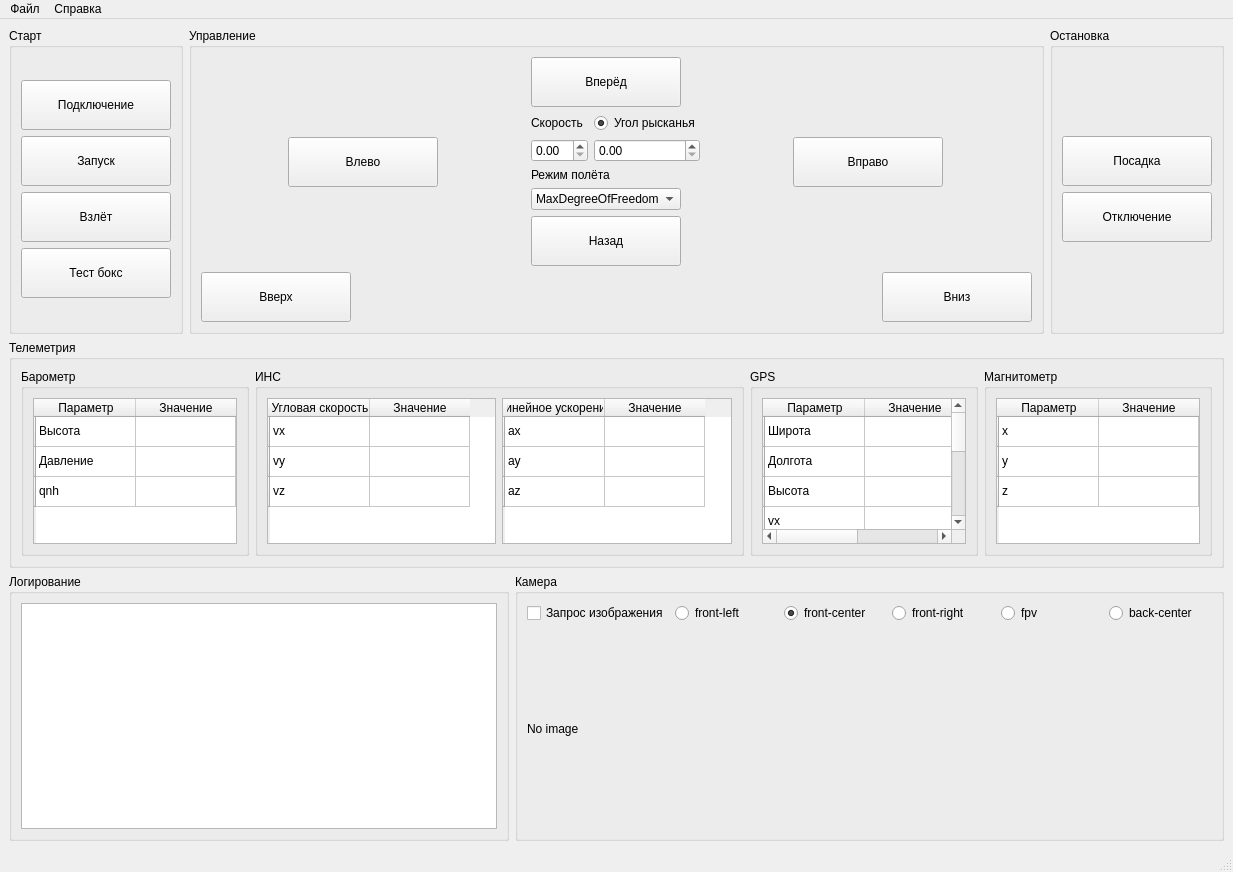
codingpluszheldor/DroneControl, file DroneSimClient/MainWindow/mainwindow.ui: the form before one commit.
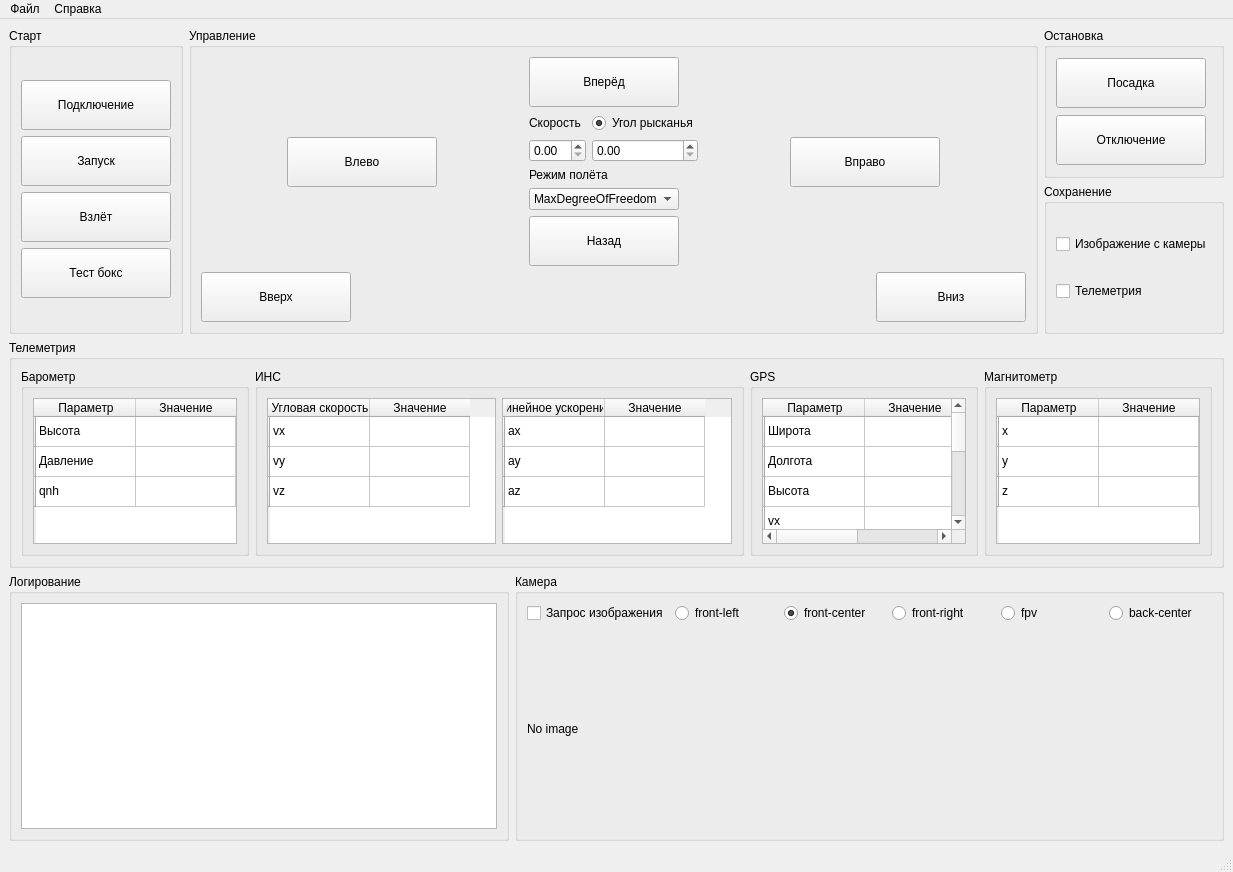
The form after the commit.

Commit message: feat: add image saver

What changed in the file:
```diff
--- a/DroneSimClient/MainWindow/mainwindow.ui
+++ b/DroneSimClient/MainWindow/mainwindow.ui
@@ -409,8 +409,6 @@
           <property name="title">
            <string>Остановка</string>
           </property>
-          <layout class="QVBoxLayout" name="verticalLayout_4">
-           <item>
             <layout class="QVBoxLayout" name="verticalLayout_2">
              <item>
               <widget class="QPushButton" name="pBtnLanding">
@@ -451,6 +449,27 @@
               </widget>
              </item>
             </layout>
+         </widget>
+        </item>
+        <item>
+         <widget class="QGroupBox" name="groupBox_11">
+          <property name="title">
+           <string>Сохранение</string>
+          </property>
+          <layout class="QVBoxLayout" name="verticalLayout_4">
+           <item>
+            <widget class="QCheckBox" name="cBoxImages">
+             <property name="text">
+              <string>Изображение с камеры</string>
+             </property>
+            </widget>
+           </item>
+           <item>
+            <widget class="QCheckBox" name="cBoxSensorsData">
+             <property name="text">
+              <string>Телеметрия</string>
+             </property>
+            </widget>
            </item>
           </layout>
          </widget>
```
Lines whose indentation alone changed are shown as unchanged. The commit also changes 9 other files.
